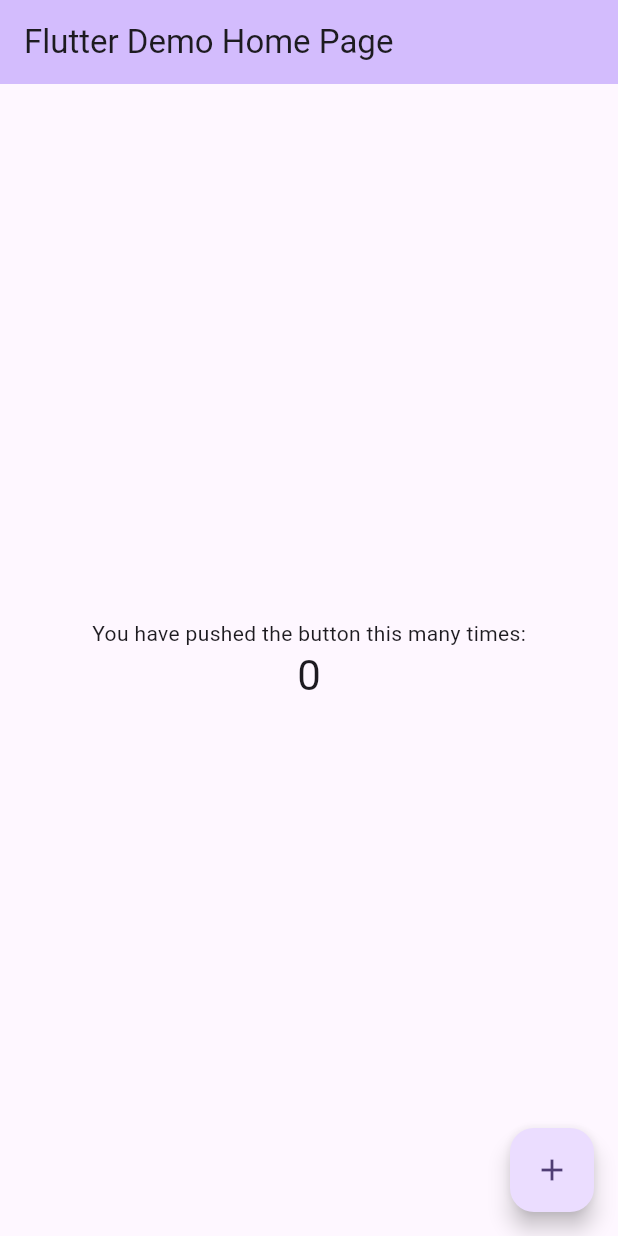
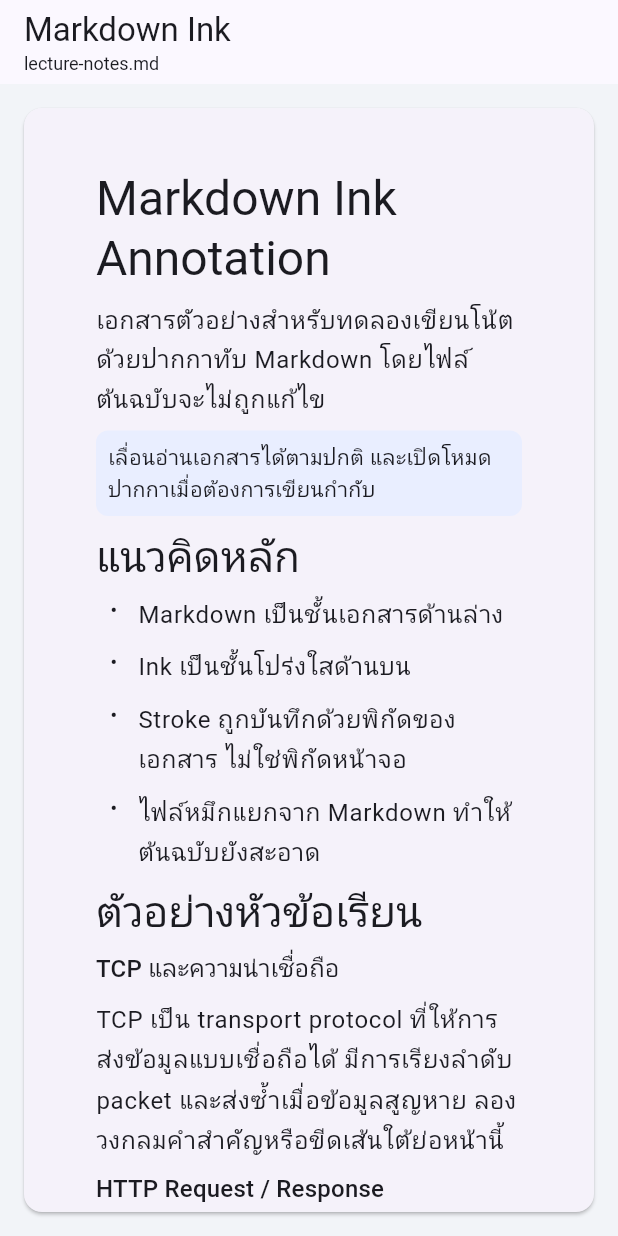
Before and after one commit to PetchAuisui/Markdown-INK, a Flutter app: the screen it shows after launch, on a phone screen of 412 x 824 dp. Run offline on Flutter 3.47's test engine with Material 3 defaults, Android fonts, the light colour scheme and no system bars; our stand-ins replace flutter_markdown.

Commit message:
feat: add scrollable Markdown viewer

````diff
--- a/lib/main.dart
+++ b/lib/main.dart
@@ -1,122 +1,23 @@
 import 'package:flutter/material.dart';
 
-void main() {
-  runApp(const MyApp());
-}
+import 'src/annotation_page.dart';
 
-class MyApp extends StatelessWidget {
-  const MyApp({super.key});
+void main() => runApp(const MarkdownInkApp());
 
-  // This widget is the root of your application.
+class MarkdownInkApp extends StatelessWidget {
+  const MarkdownInkApp({super.key});
+
   @override
   Widget build(BuildContext context) {
     return MaterialApp(
-      title: 'Flutter Demo',
+      title: 'Markdown Ink',
+      debugShowCheckedModeBanner: false,
       theme: ThemeData(
-        // This is the theme of your application.
-        //
-        // TRY THIS: Try running your application with "flutter run". You'll see
-        // the application has a purple toolbar. Then, without quitting the app,
-        // try changing the seedColor in the colorScheme below to Colors.green
-        // and then invoke "hot reload" (save your changes or press the "hot
-        // reload" button in a Flutter-supported IDE, or press "r" if you used
-        // the command line to start the app).
-        //
-        // Notice that the counter didn't reset back to zero; the application
-        // state is not lost during the reload. To reset the state, use hot
-        // restart instead.
-        //
-        // This works for code too, not just values: Most code changes can be
-        // tested with just a hot reload.
-        colorScheme: .fromSeed(seedColor: Colors.deepPurple),
+        colorScheme: ColorScheme.fromSeed(seedColor: const Color(0xFF315CFF)),
+        scaffoldBackgroundColor: const Color(0xFFF2F4F8),
+        useMaterial3: true,
       ),
-      home: const MyHomePage(title: 'Flutter Demo Home Page'),
+      home: const AnnotationPage(),
     );
   }
 }
-
-class MyHomePage extends StatefulWidget {
-  const MyHomePage({super.key, required this.title});
-
-  // This widget is the home page of your application. It is stateful, meaning
-  // that it has a State object (defined below) that contains fields that affect
-  // how it looks.
-
-  // This class is the configuration for the state. It holds the values (in this
-  // case the title) provided by the parent (in this case the App widget) and
-  // used by the build method of the State. Fields in a Widget subclass are
-  // always marked "final".
-
-  final String title;
-
-  @override
-  State<MyHomePage> createState() => _MyHomePageState();
-}
-
-class _MyHomePageState extends State<MyHomePage> {
-  int _counter = 0;
-
-  void _incrementCounter() {
-    setState(() {
-      // This call to setState tells the Flutter framework that something has
-      // changed in this State, which causes it to rerun the build method below
-      // so that the display can reflect the updated values. If we changed
-      // _counter without calling setState(), then the build method would not be
-      // called again, and so nothing would appear to happen.
-      _counter++;
-    });
-  }
-
-  @override
-  Widget build(BuildContext context) {
-    // This method is rerun every time setState is called, for instance as done
-    // by the _incrementCounter method above.
-    //
-    // The Flutter framework has been optimized to make rerunning build methods
-    // fast, so that you can just rebuild anything that needs updating rather
-    // than having to individually change instances of widgets.
-    return Scaffold(
-      appBar: AppBar(
-        // TRY THIS: Try changing the color here to a specific color (to
-        // Colors.amber, perhaps?) and trigger a hot reload to see the AppBar
-        // change color while the other colors stay the same.
-        backgroundColor: Theme.of(context).colorScheme.inversePrimary,
-        // Here we take the value from the MyHomePage object that was created by
-        // the App.build method, and use it to set our appbar title.
-        title: Text(widget.title),
-      ),
-      body: Center(
-        // Center is a layout widget. It takes a single child and positions it
-        // in the middle of the parent.
-        child: Column(
-          // Column is also a layout widget. It takes a list of children and
-          // arranges them vertically. By default, it sizes itself to fit its
-          // children horizontally, and tries to be as tall as its parent.
-          //
-          // Column has various properties to control how it sizes itself and
-          // how it positions its children. Here we use mainAxisAlignment to
-          // center the children vertically; the main axis here is the vertical
-          // axis because Columns are vertical (the cross axis would be
-          // horizontal).
-          //
-          // TRY THIS: Invoke "debug painting" (choose the "Toggle Debug Paint"
-          // action in the IDE, or press "p" in the console), to see the
-          // wireframe for each widget.
-          mainAxisAlignment: .center,
-          children: [
-            const Text('You have pushed the button this many times:'),
-            Text(
-              '$_counter',
-              style: Theme.of(context).textTheme.headlineMedium,
-            ),
-          ],
-        ),
-      ),
-      floatingActionButton: FloatingActionButton(
-        onPressed: _incrementCounter,
-        tooltip: 'Increment',
-        child: const Icon(Icons.add),
-      ),
-    );
-  }
-}
--- /dev/null
+++ b/lib/src/annotation_page.dart
@@ -0,0 +1,48 @@
+import 'package:flutter/material.dart';
+import 'package:flutter_markdown/flutter_markdown.dart';
+
+import 'sample_markdown.dart';
+
+class AnnotationPage extends StatelessWidget {
+  const AnnotationPage({super.key});
+
+  @override
+  Widget build(BuildContext context) {
+    return Scaffold(
+      appBar: AppBar(
+        title: const Column(
+          crossAxisAlignment: CrossAxisAlignment.start,
+          children: [
+            Text('Markdown Ink'),
+            Text('lecture-notes.md', style: TextStyle(fontSize: 12)),
+          ],
+        ),
+      ),
+      body: Center(
+        child: ConstrainedBox(
+          constraints: const BoxConstraints(maxWidth: 960),
+          child: Card(
+            margin: const EdgeInsets.all(16),
+            clipBehavior: Clip.antiAlias,
+            child: Markdown(
+              data: sampleMarkdown,
+              padding: const EdgeInsets.fromLTRB(48, 40, 48, 120),
+              selectable: true,
+              styleSheet: MarkdownStyleSheet(
+                h1: Theme.of(context).textTheme.headlineLarge,
+                h2: Theme.of(context).textTheme.headlineMedium,
+                p: Theme.of(
+                  context,
+                ).textTheme.bodyLarge?.copyWith(height: 1.65),
+                blockquoteDecoration: BoxDecoration(
+                  color: const Color(0xFFE9EEFF),
+                  borderRadius: BorderRadius.circular(8),
+                ),
+              ),
+            ),
+          ),
+        ),
+      ),
+    );
+  }
+}
--- /dev/null
+++ b/lib/src/sample_markdown.dart
@@ -0,0 +1,39 @@
+const sampleMarkdown = '''
+# Markdown Ink Annotation
+
+เอกสารตัวอย่างสำหรับทดลองเขียนโน้ตด้วยปากกาทับ Markdown โดยไฟล์ต้นฉบับจะไม่ถูกแก้ไข
+
+> เลื่อนอ่านเอกสารได้ตามปกติ และเปิดโหมดปากกาเมื่อต้องการเขียนกำกับ
+
+## แนวคิดหลัก
+
+- Markdown เป็นชั้นเอกสารด้านล่าง
+- Ink เป็นชั้นโปร่งใสด้านบน
+- Stroke ถูกบันทึกด้วยพิกัดของเอกสาร ไม่ใช่พิกัดหน้าจอ
+- ไฟล์หมึกแยกจาก Markdown ทำให้ต้นฉบับยังสะอาด
+
+## ตัวอย่างหัวข้อเรียน
+
+### TCP และความน่าเชื่อถือ
+
+TCP เป็น transport protocol ที่ให้การส่งข้อมูลแบบเชื่อถือได้ มีการเรียงลำดับ packet และส่งซ้ำเมื่อข้อมูลสูญหาย ลองวงกลมคำสำคัญหรือขีดเส้นใต้ย่อหน้านี้
+
+### HTTP Request / Response
+
+Client ส่ง request ไปยัง server จากนั้น server ประมวลผลและส่ง response กลับมา สถานะที่พบบ่อย ได้แก่ `200 OK`, `404 Not Found` และ `500 Internal Server Error`
+
+```text
+Client  ---- request ---->  Server
+Client  <--- response ----  Server
+```
+
+## พื้นที่สำหรับจด
+
+ใช้บริเวณว่างด้านล่างเพื่อทดลองวาดลูกศร แผนภาพ หรือเขียนข้อความด้วยลายมือ
+
+\n\n\n\n\n\n\n\n
+
+## สรุปท้ายบท
+
+หมึกจะคงตำแหน่งสัมพันธ์กับเนื้อหาแม้เลื่อนเอกสาร เพราะทั้ง Markdown และ Ink อยู่ในระบบพิกัดเอกสารเดียวกัน
+''';
--- a/pubspec.yaml
+++ b/pubspec.yaml
@@ -30,6 +30,7 @@
 dependencies:
   flutter:
     sdk: flutter
+  flutter_markdown: ^0.7.7+1
 
   # The following adds the Cupertino Icons font to your application.
   # Use with the CupertinoIcons class for iOS style icons.
````
Also changed, not shown: pubspec.lock.
